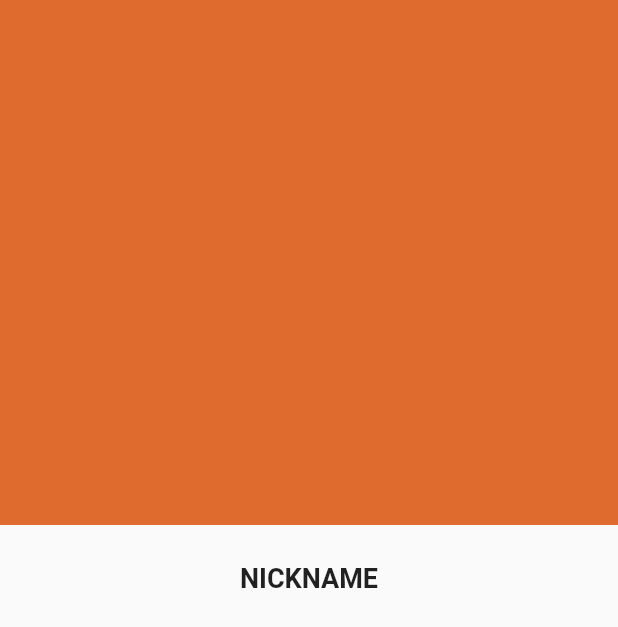
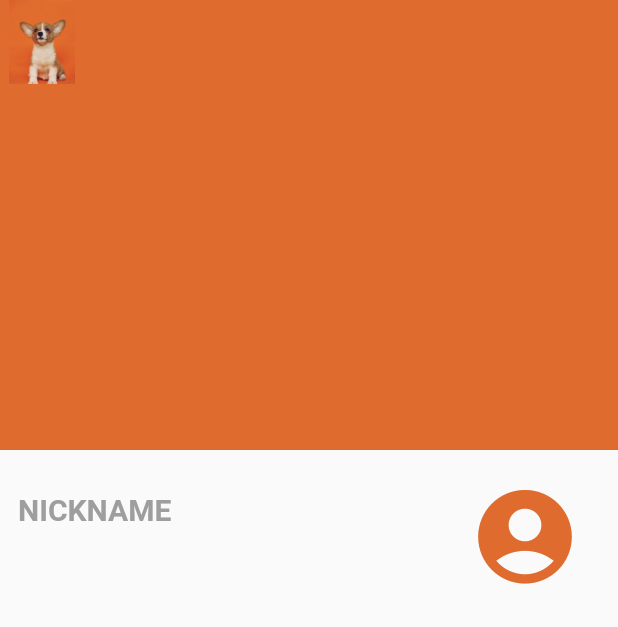
Before and after one commit to DSC-Sahmyook/UHangGa, a Flutter app: the screen it shows after launch, on a phone screen of 412 x 824 dp. Shown: the top 627 px of the screen. Run offline on Flutter 3.47's test engine with Material 2 defaults, Android fonts, the light colour scheme and no system bars; our stand-ins replace image_picker; Roboto replaces fonts that are missing (segoe).

Commit message:
통신 파트 완료, 메인 페이지 여전히 나를 짜증나게 하는중.....

```diff
--- a/Front/App/dsc_uhangga/uhangga/lib/main.dart
+++ b/Front/App/dsc_uhangga/uhangga/lib/main.dart
@@ -1,12 +1,6 @@
 //import 'package:dsc_project/page_login.dart';
 import 'package:flutter/material.dart';
 import 'package:uhangga/page_main.dart';
-import 'package:uhangga/page_signup.dart';
-
-import 'page_login.dart';
-
-import 'page_main.dart';
-import 'page_p_test.dart';
 
 void main() => runApp(MyApp());
 
--- a/Front/App/dsc_uhangga/uhangga/lib/page_main.dart
+++ b/Front/App/dsc_uhangga/uhangga/lib/page_main.dart
@@ -1,31 +1,112 @@
+import 'package:flutter/foundation.dart';
 import 'package:flutter/material.dart';
 import 'package:flutter/cupertino.dart';
+import 'dart:async';
+import 'dart:convert';
+import 'dart:io';
+import 'package:http/http.dart' as http;
 
-class MainPage extends StatelessWidget {
+final String address = ''; // 주소 받아오는 곳
+
+final List<String> bannerImages = <String>['banner.png'];
+
+class MainPage extends StatefulWidget {
+  @override
+  _MainPageState createState() => _MainPageState();
+}
+
+class _MainPageState extends State<MainPage> {
   @override
   Widget build(BuildContext context) {
     return Scaffold(
-      body: Stack(
-        alignment: Alignment.center,
+      body: CustomScrollView(
+        slivers: <Widget>[
+          SliverAppBar(
+              floating: true,
+              snap: true,
+              flexibleSpace: FlexibleSpaceBar(),
+              expandedHeight: 300,
+              leading: SizedBox(
+                height: 150,
+                width: 100,
+                child: Image.asset(
+                  'lib/assets/pics/pic3.png',
+                  height: 160,
+                  width: 170,
+                ),
+              )),
+          SliverToBoxAdapter(
+            child: Column(
+              crossAxisAlignment: CrossAxisAlignment.start,
               children: <Widget>[
-          Column(
-            children: [
-              Container(
-                height: 350,
-                color: const Color(0xffe06b2e),
+                Padding(
+                  padding: const EdgeInsets.all(12.0),
+                  child: Row(
+                    mainAxisAlignment: MainAxisAlignment.spaceBetween,
+                    children: <Widget>[
+                      Text(
+                        "NICKNAME",
+                        style: TextStyle(
+                            color: Colors.grey,
+                            fontSize: 20,
+                            fontWeight: FontWeight.bold),
                       ),
                       Container(
-                height: 25,
+                        height: 55,
+                        width: 100,
+                        child: IconButton(
+                          onPressed: () {},
+                          color: const Color(0xffe06b2e),
+                          icon: Icon(Icons.account_circle_rounded),
+                          iconSize: 75.0,
                         ),
-              Text(
-                "NICKNAME",
-                style: TextStyle(fontSize: 18, fontWeight: FontWeight.bold),
-                textAlign: TextAlign.left,
                       )
                     ],
+                  ),
+                ),
+                Container(
+                  height: 15,
+                ),
+              ],
+            ),
           )
         ],
       ),
     );
   }
 }
+
+Future<Post> fetchPost() async {
+  final response = await http.get(address);
+  if (response.statusCode == 200) {
+    final jsonBody = json.decode(response.body);
+    return Post.fromJson(jsonBody);
+  } else {
+    throw Exception('Something went wrong...');
+  }
+}
+
+class Post {
+  final String partnerType;
+  final String userName;
+  final String userPhoto;
+  final String waitDogs;
+  final String adoptRate;
+
+  Post(
+      {this.partnerType,
+      this.userName,
+      this.userPhoto,
+      this.waitDogs,
+      this.adoptRate});
+
+  factory Post.fromJson(Map<String, dynamic> json) {
+    return Post(
+      partnerType: json['partnerType'],
+      userName: json['userName'],
+      userPhoto: json['userphoto'],
+      waitDogs: json['waitDogs'],
+      adoptRate: json['adoptRate'],
+    );
+  }
+}
--- a/Front/App/dsc_uhangga/uhangga/pubspec.yaml
+++ b/Front/App/dsc_uhangga/uhangga/pubspec.yaml
@@ -1,5 +1,5 @@
 name: uhangga
-description: A new Flutter project.
+description: A new Application for all living pets.
 
 # The following line prevents the package from being accidentally published to
 # pub.dev using `pub publish`. This is preferred for private packages.
@@ -28,8 +28,6 @@ dependencies:
   json_annotation: ^2.4.0
   image_picker: ^0.6.7+4
 
-  percent_indicator: any
-
 
   # The following adds the Cupertino Icons font to your application.
   # Use with the CupertinoIcons class for iOS style icons.
@@ -57,6 +55,8 @@ flutter:
   assets:
     - lib/assets/pics/pic1.png
     - lib/assets/pics/pic2.png
+    - lib/assets/pics/pic3.png
+    - lib/assets/pics/banner.png
 
   # An image asset can refer to one or more resolution-specific "variants", see
   # https://flutter.dev/assets-and-images/#resolution-aware.
```
Also changed, not shown: Front/App/dsc_uhangga/uhangga/lib/com.dart (added, +121 -0 lines), Front/App/dsc_uhangga/uhangga/lib/page_p_test.dart (deleted, +0 -265 lines), Front/App/dsc_uhangga/uhangga/lib/page_signup.dart (+58 -8 lines), Front/App/dsc_uhangga/uhangga/lib/assets/pics/banner.png (added), Front/App/dsc_uhangga/uhangga/lib/assets/pics/pic3.png (added), Front/App/dsc_uhangga/uhangga/pubspec.lock, 4 other files. Lines whose indentation alone changed are shown as unchanged.
